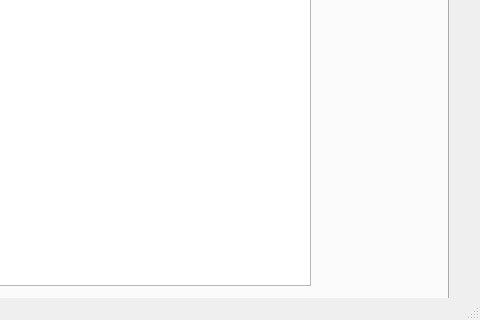
Qt form Main_Window.ui (unwisegeek/GTAGarageTracker) before a commit; both pictures show x 352 to 832 and y 280 to 600 of the 832 by 600 pixel window.
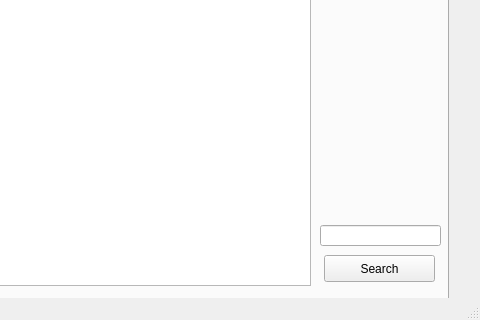
The same form after that commit. The open tabs and pages were chosen to show the change.

Commit message: * Added Vehicle and Garage Searches, and Quit Menu Item

The edit to the form file:
```diff
--- a/Main_Window.ui
+++ b/Main_Window.ui
@@ -63,6 +63,29 @@
        </rect>
       </property>
      </widget>
+     <widget class="QLineEdit" name="lineVehicleSearch">
+      <property name="geometry">
+       <rect>
+        <x>660</x>
+        <y>450</y>
+        <width>121</width>
+        <height>21</height>
+       </rect>
+      </property>
+     </widget>
+     <widget class="QPushButton" name="pushVehicleSearch">
+      <property name="geometry">
+       <rect>
+        <x>664</x>
+        <y>480</y>
+        <width>111</width>
+        <height>27</height>
+       </rect>
+      </property>
+      <property name="text">
+       <string>Search</string>
+      </property>
+     </widget>
     </widget>
     <widget class="QWidget" name="tabGarages">
      <attribute name="title">
```
Left out of the diff: 25 changed lines with no effect on the pictures. The commit also changes 4 other files.
